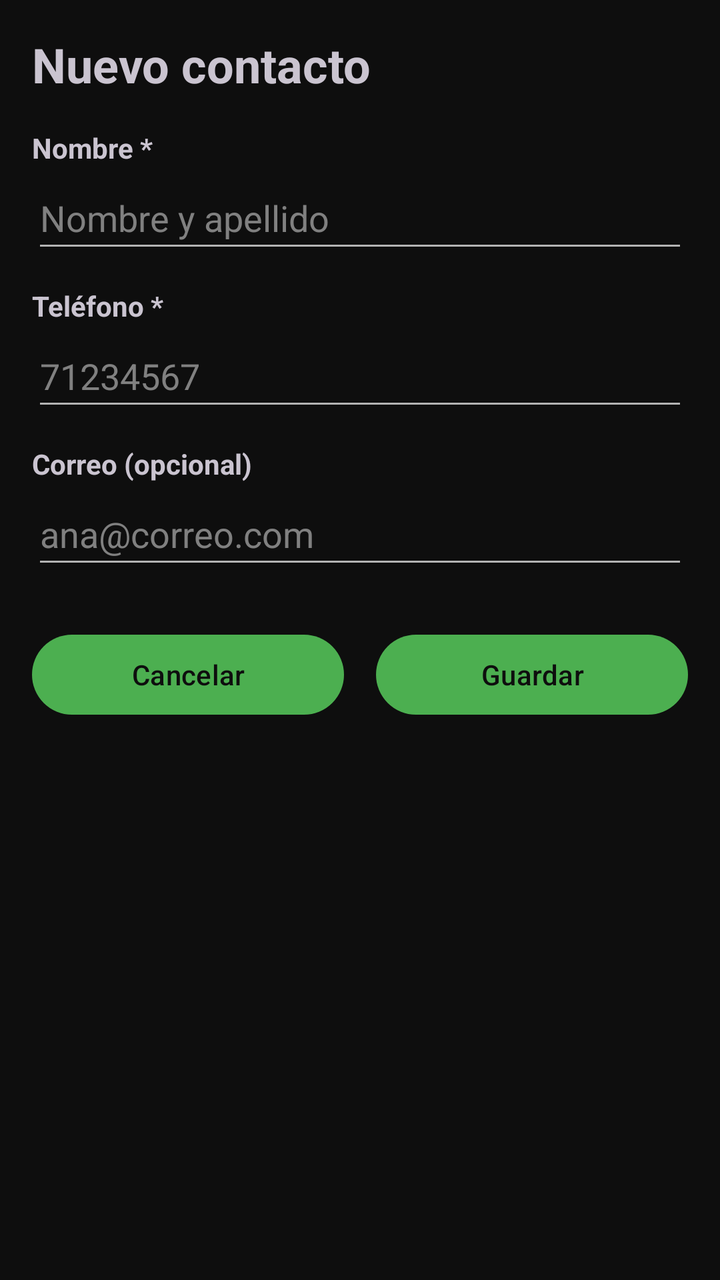
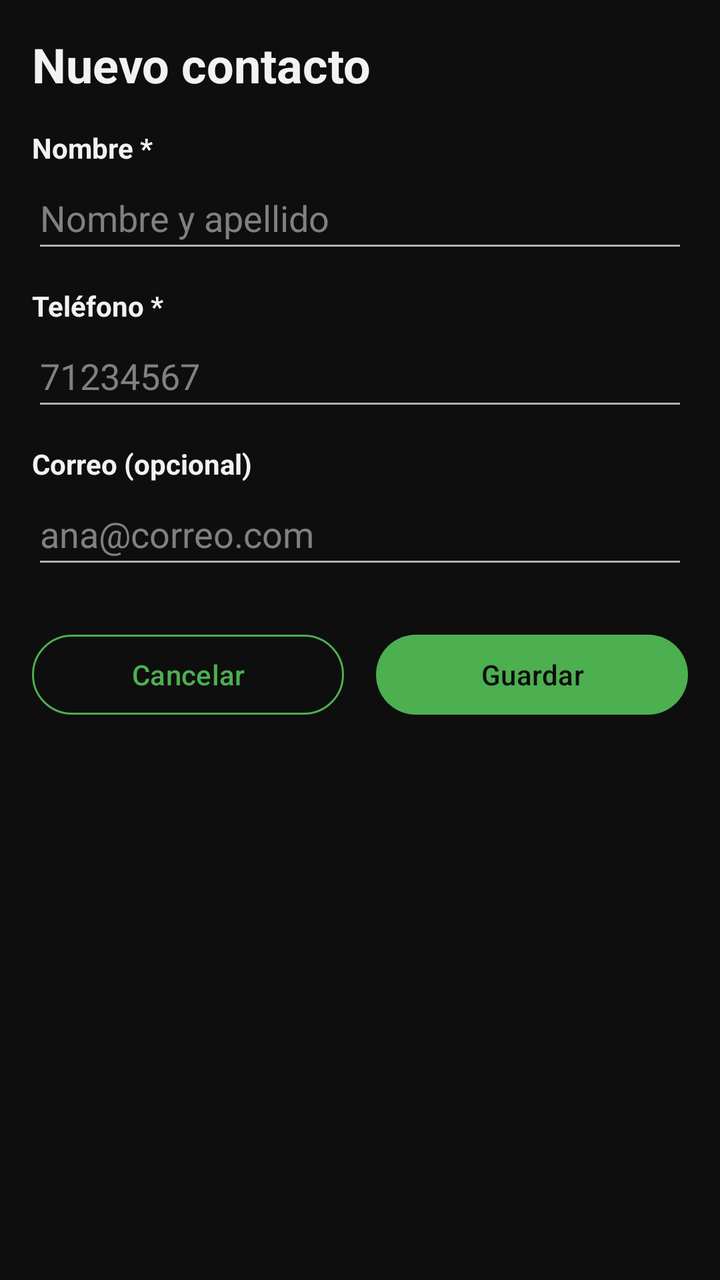

Two renders of the same Android screen: before a commit and after it. Below are the layout's source before the change and the commit's diff.
<!-- AndroidManifest.xml: application theme Theme.AgendaPersonal -->
<!-- res/layout/activity_contacto_form.xml -->
<?xml version="1.0" encoding="utf-8"?>
<ScrollView xmlns:android="http://schemas.android.com/apk/res/android"
    xmlns:tools="http://schemas.android.com/tools"
    android:id="@+id/main"
    android:layout_width="match_parent"
    android:layout_height="match_parent"
    tools:context=".vista.ContactoFormActivity">

    
    <LinearLayout
        android:layout_width="match_parent"
        android:layout_height="wrap_content"
        android:orientation="vertical"
        android:padding="16dp">

        
        <TextView
            android:id="@+id/tvTitulo"
            android:layout_width="match_parent"
            android:layout_height="wrap_content"
            android:layout_marginBottom="16dp"
            android:text="@string/titulo_nuevo_contacto"
            android:textSize="24sp"
            android:textStyle="bold" />

        
        <TextView
            android:layout_width="wrap_content"
            android:layout_height="wrap_content"
            android:text="@string/etiqueta_nombre"
            android:textStyle="bold" />

        <EditText
            android:id="@+id/etNombre"
            android:layout_width="match_parent"
            android:layout_height="wrap_content"
            android:layout_marginBottom="12dp"
            android:autofillHints="name"
            android:hint="@string/pista_nombre"
            android:inputType="textPersonName|textCapWords"
            android:minHeight="48dp" />

        
        <TextView
            android:layout_width="wrap_content"
            android:layout_height="wrap_content"
            android:text="@string/etiqueta_telefono"
            android:textStyle="bold" />

        <EditText
            android:id="@+id/etTelefono"
            android:layout_width="match_parent"
            android:layout_height="wrap_content"
            android:layout_marginBottom="12dp"
            android:autofillHints="phone"
            android:hint="@string/pista_telefono"
            android:inputType="phone"
            android:maxLength="8"
            android:minHeight="48dp" />

        
        <TextView
            android:layout_width="wrap_content"
            android:layout_height="wrap_content"
            android:text="@string/etiqueta_correo"
            android:textStyle="bold" />

        <EditText
            android:id="@+id/etCorreo"
            android:layout_width="match_parent"
            android:layout_height="wrap_content"
            android:layout_marginBottom="24dp"
            android:autofillHints="emailAddress"
            android:hint="@string/pista_correo"
            android:inputType="textEmailAddress"
            android:minHeight="48dp" />

        
        <LinearLayout
            android:layout_width="match_parent"
            android:layout_height="wrap_content"
            android:orientation="horizontal">

            <Button
                android:id="@+id/btnCancelar"
                android:layout_width="0dp"
                android:layout_height="wrap_content"
                android:layout_marginEnd="8dp"
                android:layout_weight="1"
                android:minHeight="48dp"
                android:text="@string/btn_cancelar" />

            <Button
                android:id="@+id/btnGuardar"
                android:layout_width="0dp"
                android:layout_height="wrap_content"
                android:layout_marginStart="8dp"
                android:layout_weight="1"
                android:minHeight="48dp"
                android:text="@string/btn_guardar" />
        </LinearLayout>
    </LinearLayout>
</ScrollView>
<!-- resources referenced by this layout -->
<resources>
  <string name="btn_cancelar">Cancelar</string>
  <string name="btn_guardar">Guardar</string>
  <string name="etiqueta_correo">Correo (opcional)</string>
  <string name="etiqueta_nombre">Nombre *</string>
  <string name="etiqueta_telefono">Teléfono *</string>
  <string name="pista_correo">ana@correo.com</string>
  <string name="pista_nombre">Nombre y apellido</string>
  <string name="pista_telefono">71234567</string>
  <string name="titulo_nuevo_contacto">Nuevo contacto</string>
  <style name="Theme.AgendaPersonal" parent="Base.Theme.AgendaPersonal" />
  <style name="Base.Theme.AgendaPersonal" parent="Theme.Material3.Dark.NoActionBar">
          
          <item name="colorPrimary">@color/verde</item>
          <item name="colorOnPrimary">@color/texto_sobre_verde</item>
          
          <item name="colorPrimaryContainer">@color/verde_oscuro</item>
          <item name="colorOnPrimaryContainer">@color/texto</item>
          
          <item name="colorSecondary">@color/verde</item>
          <item name="colorOnSecondary">@color/texto_sobre_verde</item>
          <item name="colorSecondaryContainer">@color/verde_oscuro</item>
          <item name="colorOnSecondaryContainer">@color/texto</item>
          <item name="colorTertiary">@color/verde</item>
          <item name="colorOnTertiary">@color/texto_sobre_verde</item>
          
          <item name="colorAccent">@color/verde</item>
  
          
          <item name="android:colorBackground">@color/fondo</item>
          <item name="android:windowBackground">@color/fondo</item>
          <item name="colorOnBackground">@color/texto</item>
          
          <item name="colorSurface">@color/fondo</item>
          <item name="colorOnSurface">@color/texto</item>
          <item name="colorSurfaceVariant">@color/tarjeta</item>
          <item name="colorOnSurfaceVariant">@color/texto_secundario</item>
          <item name="colorSurfaceContainerLowest">@color/fondo</item>
          <item name="colorSurfaceContainerLow">@color/tarjeta</item>
          <item name="colorSurfaceContainer">@color/tarjeta</item>
          <item name="colorSurfaceContainerHigh">@color/tarjeta_alta</item>
          <item name="colorSurfaceContainerHighest">@color/tarjeta_alta</item>
          
          <item name="colorOutline">@color/borde</item>
          <item name="colorOutlineVariant">@color/borde</item>
  
          
          <item name="android:textColorPrimary">@color/texto</item>
          <item name="android:textColorSecondary">@color/texto_secundario</item>
          <item name="android:textColorHint">@color/texto_pista</item>
      </style>
  <color name="verde">#FF4CAF50</color>
  <color name="texto_sobre_verde">#FF0E0E0E</color>
  <color name="verde_oscuro">#FF2E7D32</color>
  <color name="texto">#FFF2F2F2</color>
  <color name="fondo">#FF0E0E0E</color>
  <color name="tarjeta">#FF1C1C1C</color>
  <color name="texto_secundario">#FFB3B3B3</color>
  <color name="tarjeta_alta">#FF262626</color>
  <color name="borde">#FF3D3D3D</color>
  <color name="texto_pista">#FF808080</color>
</resources>

<!-- the commit's change to res/layout/activity_contacto_form.xml (unified diff, before → after) -->
@@ -83,6 +83,7 @@
 
             <Button
                 android:id="@+id/btnCancelar"
+                style="@style/BotonSecundario"
                 android:layout_width="0dp"
                 android:layout_height="wrap_content"
                 android:layout_marginEnd="8dp"
@@ -92,6 +93,7 @@
 
             <Button
                 android:id="@+id/btnGuardar"
+                style="@style/BotonPrincipal"
                 android:layout_width="0dp"
                 android:layout_height="wrap_content"
                 android:layout_marginStart="8dp"
<!-- resource entries referenced after the edit -->
@@ -9,6 +9,16 @@
   <string name="pista_nombre">Nombre y apellido</string>
   <string name="pista_telefono">71234567</string>
   <string name="titulo_nuevo_contacto">Nuevo contacto</string>
+  <style name="BotonPrincipal" parent="Widget.Material3.Button">
+          <item name="android:minHeight">48dp</item>
+          <item name="backgroundTint">@color/verde</item>
+          <item name="android:textColor">@color/texto_sobre_verde</item>
+      </style>
+  <style name="BotonSecundario" parent="Widget.Material3.Button.OutlinedButton">
+          <item name="android:minHeight">48dp</item>
+          <item name="strokeColor">@color/verde</item>
+          <item name="android:textColor">@color/verde</item>
+      </style>
   <style name="Theme.AgendaPersonal" parent="Base.Theme.AgendaPersonal" />
   <style name="Base.Theme.AgendaPersonal" parent="Theme.Material3.Dark.NoActionBar">
           
@@ -49,6 +59,9 @@
           <item name="android:textColorPrimary">@color/texto</item>
           <item name="android:textColorSecondary">@color/texto_secundario</item>
           <item name="android:textColorHint">@color/texto_pista</item>
+          
+          <item name="android:textColorTertiary">@color/texto</item>
+          <item name="android:textColorPrimaryDisableOnly">@color/texto</item>
       </style>
   <color name="verde">#FF4CAF50</color>
   <color name="texto_sobre_verde">#FF0E0E0E</color>
